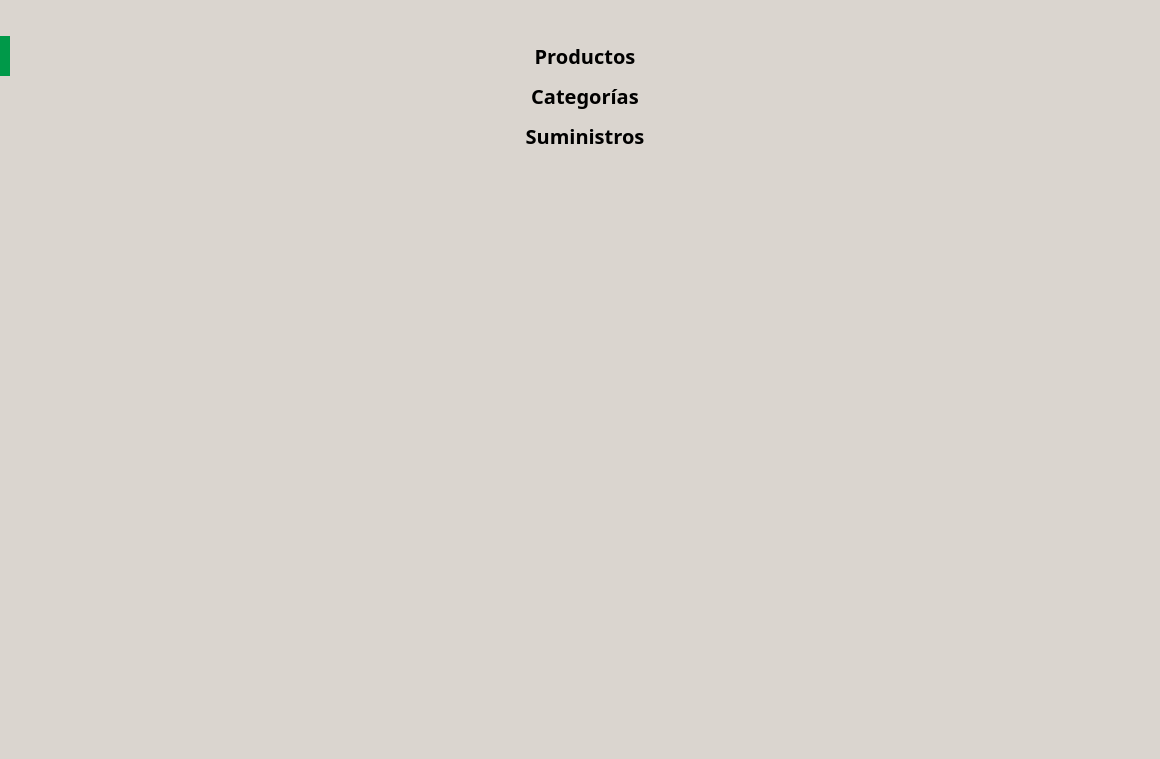
Above: POS_Application/src/ui/inventory/inventory.ui from Svndda/POS before the change. Below: the same form after it.
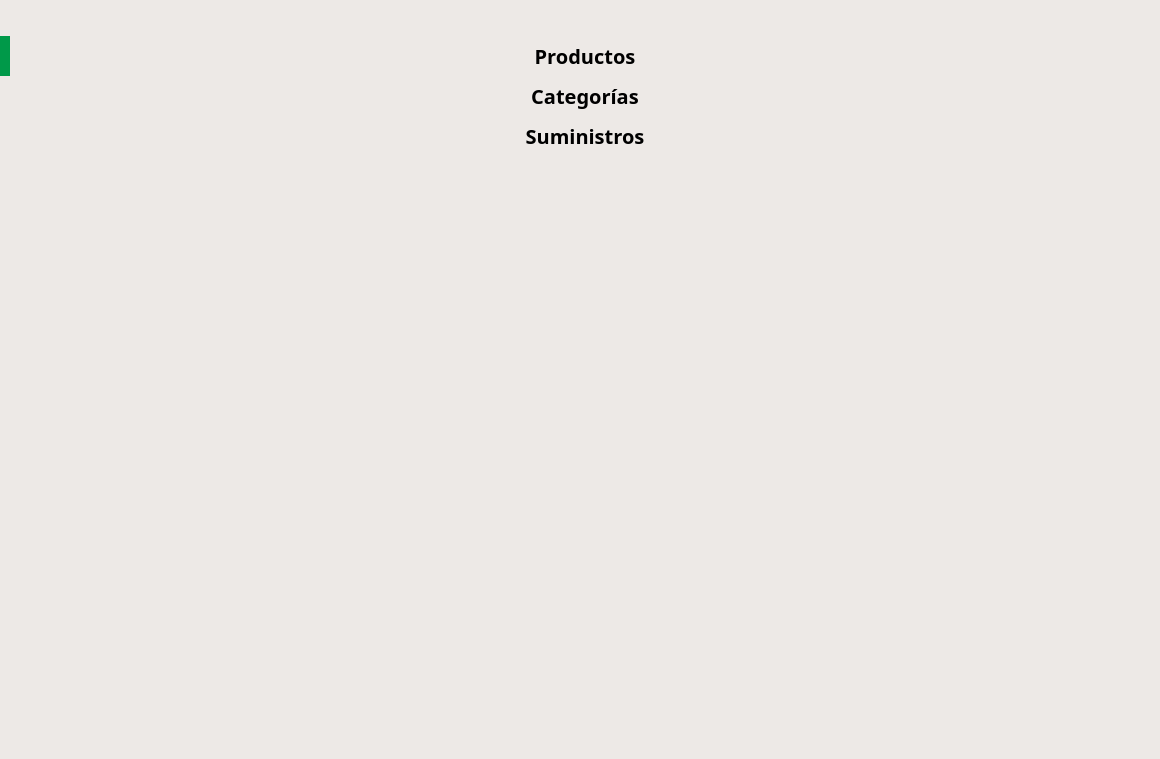
That is the form after the change.

What changed in the file:
```diff
--- a/POS_Application/src/ui/inventory/inventory.ui
+++ b/POS_Application/src/ui/inventory/inventory.ui
@@ -32,8 +32,10 @@
    <bool>false</bool>
   </property>
   <property name="styleSheet">
-   <string notr="true">background-color: rgb(218, 213, 207);
-color: black;</string>
+   <string notr="true">QWidget {
+	color: black;
+	background-color: rgb(237, 233, 230);
+}</string>
   </property>
   <layout class="QGridLayout" name="mainLayout">
    <property name="leftMargin">
@@ -128,7 +130,7 @@
           </property>
           <property name="styleSheet">
            <string notr="true">QPushButton {
-  background: transparent;
+  background-color: transparent;
   border: none;
  color: rgb(0, 0, 0);
   text-align: center;
@@ -148,7 +150,7 @@
 }
 
 QPushButton:disabled {
-  background-color: rgb(39, 39, 43);     /* Fondo deshabilitado */
+  background-color: transparent;     /* Fondo deshabilitado */
   color: #7f8c8d;                /* Color del texto deshabilitado */
 }
 
@@ -210,7 +212,7 @@
          </property>
          <property name="styleSheet">
           <string notr="true">QPushButton {
-  background: transparent;
+  background-color: transparent;
   border: none;
  color: rgb(0, 0, 0);
   text-align: center;
@@ -230,7 +232,7 @@
 }
 
 QPushButton:disabled {
-  background-color: rgb(39, 39, 43);     /* Fondo deshabilitado */
+  background-color: transparent;     /* Fondo deshabilitado */
   color: #7f8c8d;                /* Color del texto deshabilitado */
 }
 
@@ -288,7 +290,7 @@
          </property>
          <property name="styleSheet">
           <string notr="true">QPushButton {
-  background: transparent;
+  background-color: transparent;
   border: none;
  color: rgb(0, 0, 0);
   text-align: center;
@@ -308,7 +310,7 @@
 }
 
 QPushButton:disabled {
-  background-color: rgb(39, 39, 43);     /* Fondo deshabilitado */
+  background-color: transparent;     /* Fondo deshabilitado */
   color: #7f8c8d;                /* Color del texto deshabilitado */
 }
 
```
